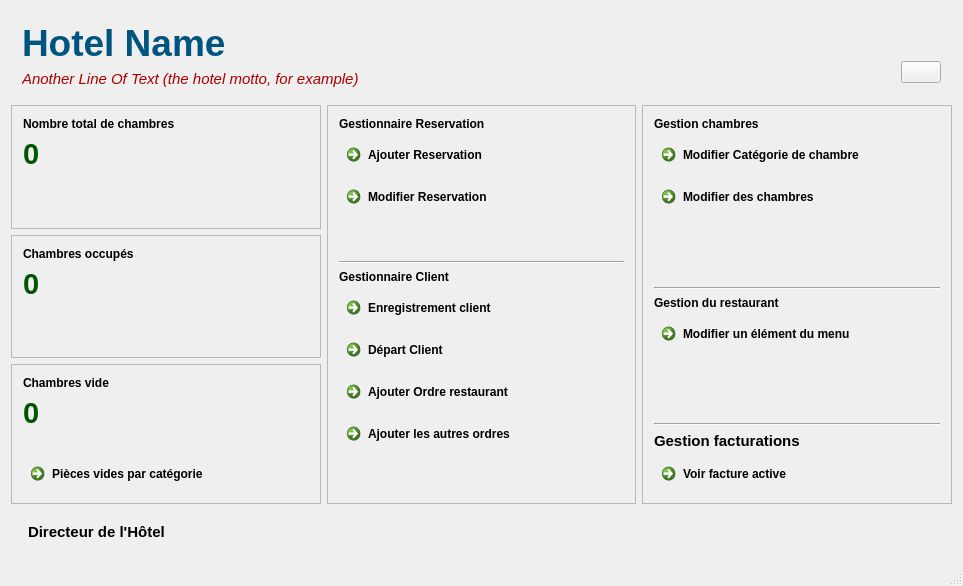
Before: the Qt Designer form mainwindow.ui in abdeljalilanane/Innovative-Hotel-Manager, drawn with Qt 5.
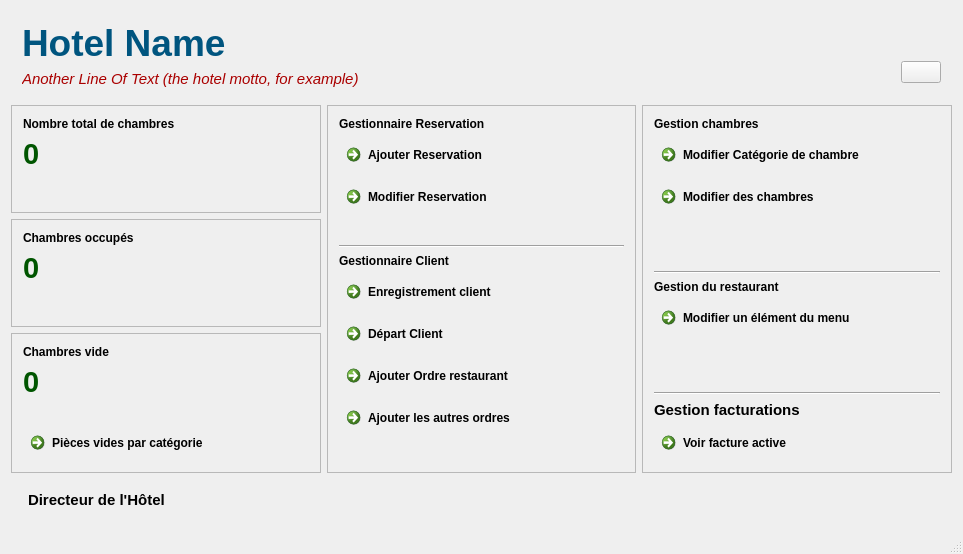
After: the same form once the commit is applied. Icons and pictures are not drawn.

```diff
--- a/mainwindow.ui
+++ b/mainwindow.ui
@@ -7,7 +7,7 @@
     <x>0</x>
     <y>0</y>
     <width>963</width>
-    <height>586</height>
+    <height>554</height>
    </rect>
   </property>
   <property name="windowTitle">
```
Left out of the diff: 876 changed lines with no effect on the pictures.
